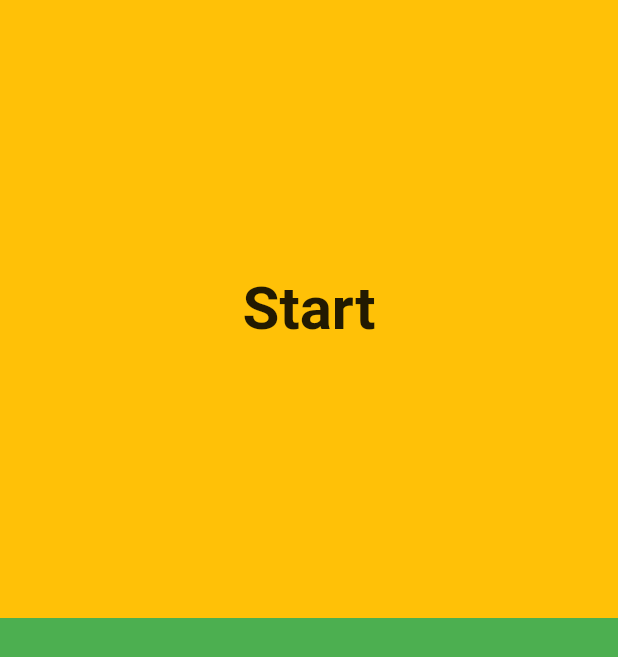
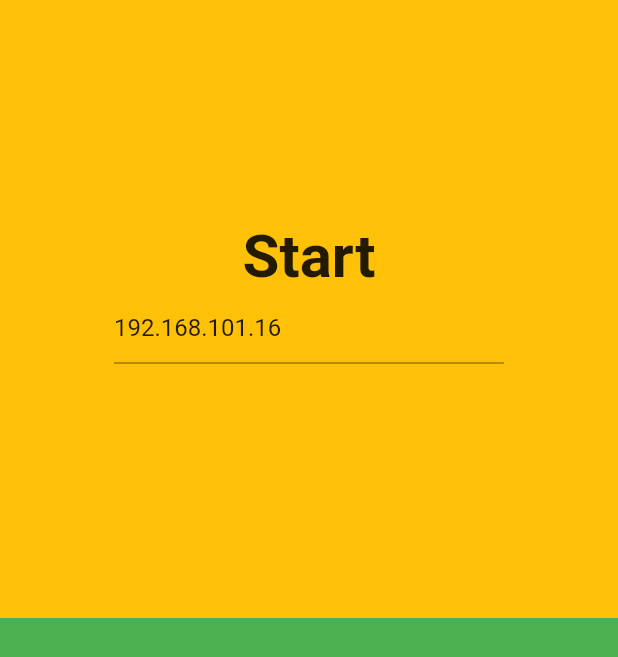
Before and after one commit to AndrusGerman/AudioLinuxManager, a Flutter app: the screen it shows after launch, on a phone screen of 412 x 824 dp. Shown: the top 657 px of the screen. Run offline on Flutter 3.47's test engine with Material 2 defaults, Android fonts, the phone set to English and light mode, and no system bars; missing offline and left inert: mic_stream.

Commit message:
custom host mic

```diff
--- /dev/null
+++ b/lib/main/widget/capture-mic-input-port.dart
@@ -0,0 +1,18 @@
+import 'package:flutter/material.dart';
+
+class CaptureMicInputPort extends StatelessWidget {
+  final TextEditingController textController;
+  const CaptureMicInputPort({Key? key, required this.textController})
+      : super(key: key);
+
+  @override
+  Widget build(BuildContext context) {
+    return Container(
+        width: 260,
+        height: 70,
+        child: TextField(
+          controller: textController,
+          keyboardType: TextInputType.text,
+        ));
+  }
+}
--- a/lib/main/widget/capture-mic.dart
+++ b/lib/main/widget/capture-mic.dart
@@ -3,6 +3,7 @@ import 'dart:io';
 
 import 'package:flutter/material.dart';
 import 'package:mic_stream/mic_stream.dart';
+import 'capture-mic-input-port.dart';
 
 class CaptureMic extends StatefulWidget {
   const CaptureMic({Key? key}) : super(key: key);
@@ -18,14 +19,17 @@ class _CaptureMicState extends State<CaptureMic> {
 
   @override
   Widget build(BuildContext context) {
+    final status = Text(isRecording ? "Recording..." : "Start",
+        style: const TextStyle(
+          fontWeight: FontWeight.bold,
+          fontSize: 40,
+        ));
     final contenButton = Container(
       color: isRecording ? Colors.redAccent : Colors.amber,
-      child: Center(
-        child: Text(isRecording ? "Recording..." : "Start",
-            style: const TextStyle(
-              fontWeight: FontWeight.bold,
-              fontSize: 40,
-            )),
+      child: Column(
+        crossAxisAlignment: CrossAxisAlignment.center,
+        mainAxisAlignment: MainAxisAlignment.center,
+        children: [status, CaptureMicInputPort(textController: textController)],
       ),
     );
 
@@ -58,8 +62,11 @@ class _CaptureMicState extends State<CaptureMic> {
     });
   }
 
+  final TextEditingController textController =
+      TextEditingController(text: '192.168.101.16');
+
   startMic() async {
-    _socket = await Socket.connect('192.168.101.18', 8080);
+    _socket = await Socket.connect(textController, 8080);
 
     // Init a new Stream
     final stream = await MicStream.microphone(
```
